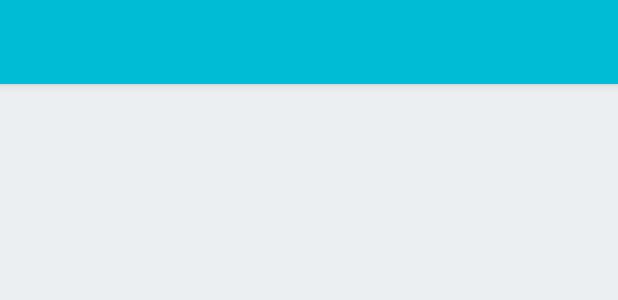
After one commit to alextula26/NoteBook, an Android app: the layout activity_note.xml on its own in the app's theme, with its tools: preview values and no code run, on a phone screen of 412 x 824 dp. The commit adds this screen. Shown: the top 300 px of the screen. Run offline under Robolectric (Android 15) with nearby library versions, the phone set to English and light mode, and no system bars.

Commit message:
NoteActivity class, анимация открытия и закрытия активности

```diff
--- a/app/src/main/AndroidManifest.xml
+++ b/app/src/main/AndroidManifest.xml
@@ -16,6 +16,11 @@
                 <category android:name="android.intent.category.LAUNCHER"/>
             </intent-filter>
         </activity>
+        <activity
+            android:name=".NoteActivity"
+            android:label="@string/title_activity_note"
+            android:theme="@style/AppTheme.NoActionBar">
+        </activity>
     </application>
 
 </manifest>
--- a/app/src/main/java/ru/alexander/marchuk/notebook/adapter/CurrentNoteAdapter.java
+++ b/app/src/main/java/ru/alexander/marchuk/notebook/adapter/CurrentNoteAdapter.java
@@ -105,6 +105,7 @@ public class CurrentNoteAdapter extends NoteAdapter {
                                     moveItemNote(noteViewHolder, itemView, noteModel);
                                     break;
                                 case R.id.popupmenu_open:
+                                    getNoteFragment().openNoteActivity(noteModel.getId());
                                     break;
                                 case R.id.popupmenu_update:
                                     getNoteFragment().showNoteEditDialog(noteModel);
--- a/app/src/main/java/ru/alexander/marchuk/notebook/database/NoteCursorWrapper.java
+++ b/app/src/main/java/ru/alexander/marchuk/notebook/database/NoteCursorWrapper.java
@@ -15,7 +15,7 @@ public class NoteCursorWrapper extends CursorWrapper {
         super(cursor);
     }
 
-    public NoteModel getExercise(){
+    public NoteModel getNote(){
         String uuid = getString(getColumnIndex(NoteTable.Cols.UUID));
         String title = getString(getColumnIndex(NoteTable.Cols.TITLE));
         long date = getLong(getColumnIndex(NoteTable.Cols.DATE));
--- a/app/src/main/java/ru/alexander/marchuk/notebook/model/NoteModelLab.java
+++ b/app/src/main/java/ru/alexander/marchuk/notebook/model/NoteModelLab.java
@@ -40,7 +40,7 @@ public class NoteModelLab {
         try {
             cursor.moveToFirst();
             while (!cursor.isAfterLast()) {
-                mNoteModels.add(cursor.getExercise());
+                mNoteModels.add(cursor.getNote());
                 cursor.moveToNext();
             }
         } finally {
@@ -58,7 +58,7 @@ public class NoteModelLab {
                 return null;
             }
             cursor.moveToFirst();
-            return cursor.getExercise();
+            return cursor.getNote();
         }finally {
             cursor.close();
         }
--- /dev/null
+++ b/app/src/main/res/layout/activity_note.xml
@@ -0,0 +1,34 @@
+<?xml version="1.0" encoding="utf-8"?>
+<FrameLayout
+    xmlns:android="http://schemas.android.com/apk/res/android"
+    xmlns:tools="http://schemas.android.com/tools"
+    android:layout_width="match_parent"
+    android:layout_height="match_parent"
+    android:fitsSystemWindows="true">
+
+    <android.support.design.widget.CoordinatorLayout
+        android:id="@+id/coordinator"
+        android:layout_width="match_parent"
+        android:layout_height="match_parent"
+        android:background="@color/primaryLight"
+        android:fitsSystemWindows="true"
+        tools:context=".MainActivity">
+
+        <android.support.design.widget.AppBarLayout
+            android:id="@+id/appbar"
+            android:layout_width="match_parent"
+            android:layout_height="wrap_content"
+            android:theme="@style/AppTheme.AppBarOverlay">
+
+                <android.support.v7.widget.Toolbar
+                    android:id="@+id/toolbar"
+                    android:layout_width="match_parent"
+                    android:layout_height="?attr/actionBarSize">
+
+                </android.support.v7.widget.Toolbar>
+
+        </android.support.design.widget.AppBarLayout>
+
+    </android.support.design.widget.CoordinatorLayout>
+
+</FrameLayout>
--- a/app/src/main/res/values/strings.xml
+++ b/app/src/main/res/values/strings.xml
@@ -32,5 +32,6 @@
     <string name="popupmenu_open">Открыть</string>
     <string name="popupmenu_update">Редактировать</string>
     <string name="popupmenu_delete">Удалить</string>
+    <string name="title_activity_note">NoteActivity</string>
 
 </resources>
--- a/app/src/main/res/values/styles.xml
+++ b/app/src/main/res/values/styles.xml
@@ -1,6 +1,6 @@
 <resources>
 
-    <style name="AppTheme" parent="AppTheme.Base" />
+    <style name="AppTheme" parent="AppTheme.Base"/>
 
     <style name="AppTheme.Base" parent="Theme.AppCompat.Light.NoActionBar">
         <item name="colorPrimary">@color/colorPrimary</item>
@@ -10,8 +10,13 @@
         <item name="windowNoTitle">true</item>
     </style>
 
-    <style name="AppTheme.AppBarOverlay" parent="ThemeOverlay.AppCompat.Dark.ActionBar" />
+    <style name="AppTheme.AppBarOverlay" parent="ThemeOverlay.AppCompat.Dark.ActionBar"/>
 
-    <style name="AppTheme.PopupOverlay" parent="ThemeOverlay.AppCompat.Light" />
+    <style name="AppTheme.PopupOverlay" parent="ThemeOverlay.AppCompat.Light"/>
+
+    <style name="AppTheme.NoActionBar">
+        <item name="windowActionBar">false</item>
+        <item name="windowNoTitle">true</item>
+    </style>
 
 </resources>
```
Also changed, not shown: app/build.gradle (+1 -6 lines), app/src/main/java/ru/alexander/marchuk/notebook/NoteActivity.java (added, +52 -0 lines), app/src/main/java/ru/alexander/marchuk/notebook/fragment/NoteFragment.java (+8 -5 lines), app/src/main/res/anim/close_main.xml (added, +25 -0 lines), app/src/main/res/anim/close_next.xml (added, +9 -0 lines), app/src/main/res/anim/open_main.xml (added, +21 -0 lines), app/src/main/res/anim/open_next.xml (added, +9 -0 lines).
